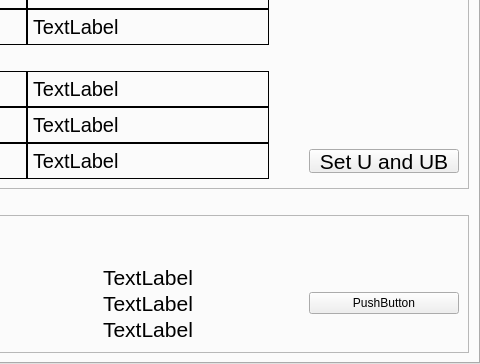
Above: gui/main.ui from HugoValim/DAF before the change; both pictures show x 720 to 1200 and y 637 to 1001 of the 1200 by 1001 pixel window. Below: the same form after it.
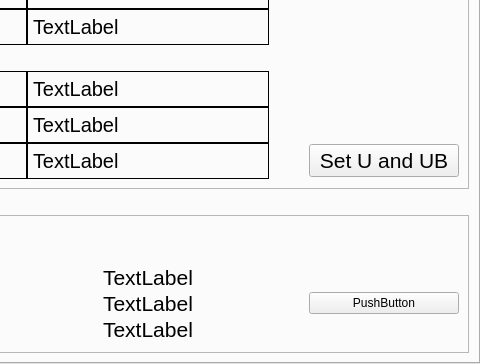
That is the form after the change. Custom widgets are drawn as their Qt base class.

What changed in the file:
```diff
--- a/gui/main.ui
+++ b/gui/main.ui
@@ -1443,12 +1443,6 @@
             </item>
             <item row="2" column="5">
              <widget class="PyDMRelatedDisplayButton" name="PyDMRelatedDisplayButton_5">
-              <property name="sizePolicy">
-               <sizepolicy hsizetype="Fixed" vsizetype="Fixed">
-                <horstretch>0</horstretch>
-                <verstretch>0</verstretch>
-               </sizepolicy>
-              </property>
               <property name="minimumSize">
                <size>
                 <width>150</width>
@@ -1458,7 +1452,7 @@
               <property name="maximumSize">
                <size>
                 <width>150</width>
-                <height>24</height>
+                <height>16777215</height>
                </size>
               </property>
               <property name="toolTip">
```
Left out of the diff: 244 changed lines with no effect on the pictures.
